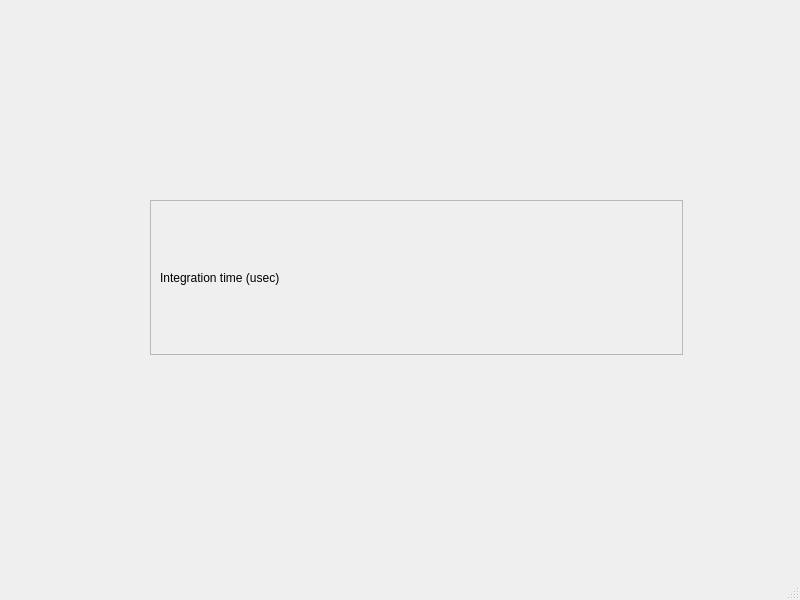
Old version of the form tmp.ui in the repository liuweiseu/panoseti_control_gui.
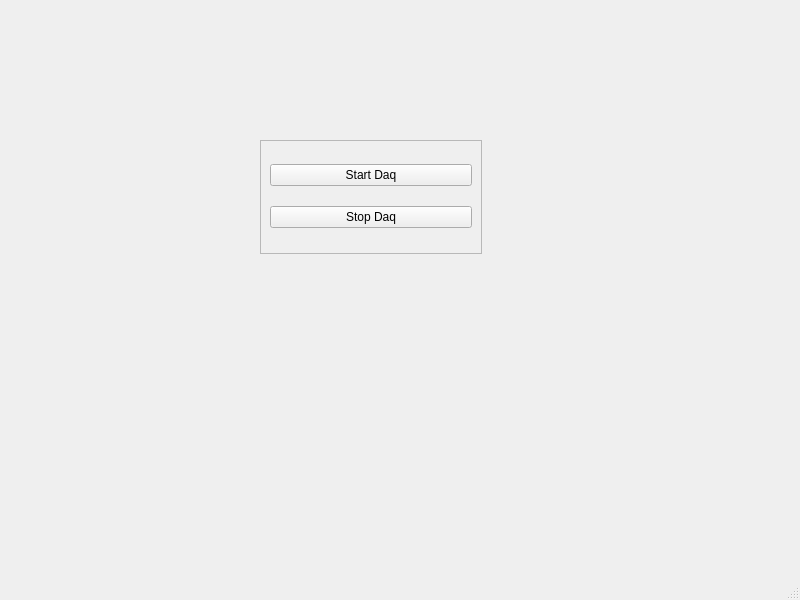
New version of the form.

```diff
--- a/tmp.ui
+++ b/tmp.ui
@@ -17,16 +17,16 @@
    <widget class="QFrame" name="frame_2">
     <property name="geometry">
      <rect>
-      <x>150</x>
-      <y>200</y>
-      <width>533</width>
-      <height>155</height>
+      <x>260</x>
+      <y>140</y>
+      <width>222</width>
+      <height>114</height>
      </rect>
     </property>
     <property name="sizePolicy">
      <sizepolicy hsizetype="Preferred" vsizetype="Preferred">
-      <horstretch>0</horstretch>
-      <verstretch>6</verstretch>
+      <horstretch>1</horstretch>
+      <verstretch>1</verstretch>
      </sizepolicy>
     </property>
     <property name="frameShape">
@@ -37,9 +37,16 @@
     </property>
     <layout class="QGridLayout" name="gridLayout_2">
      <item row="0" column="0">
-      <widget class="QLabel" name="label_4">
+      <widget class="QPushButton" name="power_on">
        <property name="text">
-        <string>Integration time (usec)</string>
+        <string>Start Daq</string>
+       </property>
+      </widget>
+     </item>
+     <item row="1" column="0">
+      <widget class="QPushButton" name="stop_daq">
+       <property name="text">
+        <string>Stop Daq</string>
        </property>
       </widget>
      </item>
```
Left out of the diff: 4 changed lines with no effect on the pictures.
